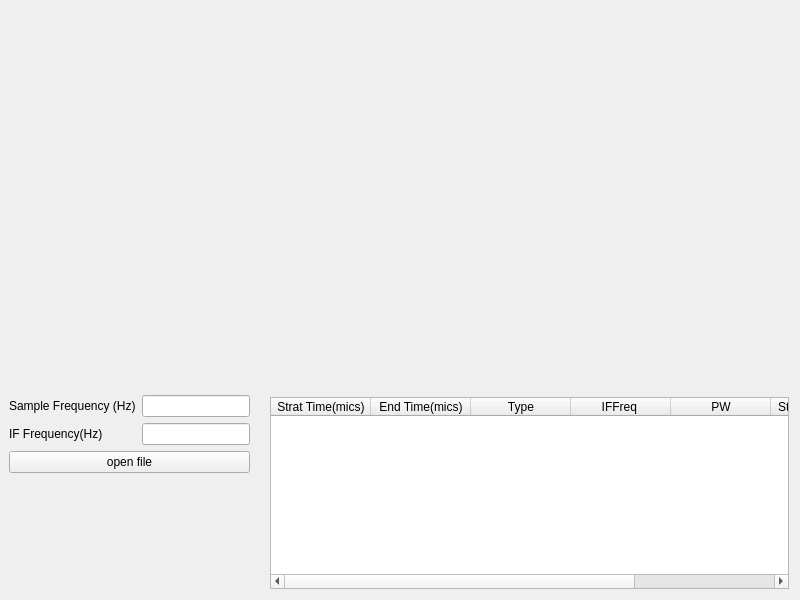
Old version of the form visualization/GUI/signal/signalui.ui in the repository sepehrgh98/PyCoolEdit.
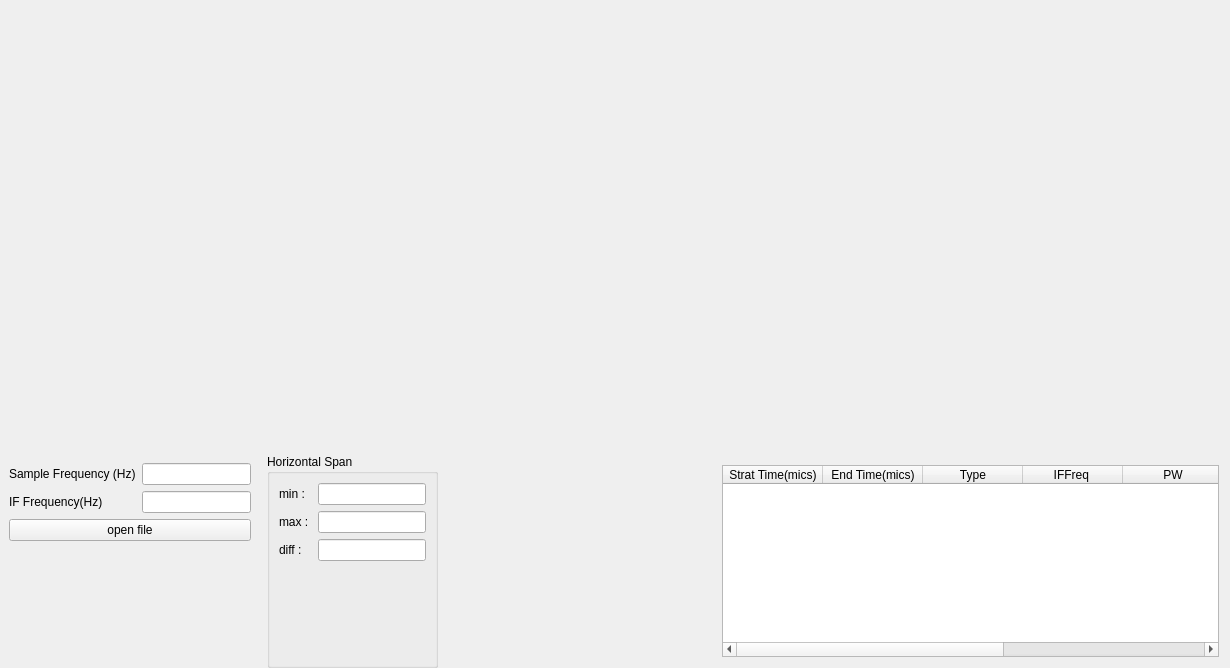
New version of the form.

Diff of the .ui file:
```diff
--- a/visualization/GUI/signal/signalui.ui
+++ b/visualization/GUI/signal/signalui.ui
@@ -6,8 +6,8 @@
    <rect>
     <x>0</x>
     <y>0</y>
-    <width>800</width>
-    <height>600</height>
+    <width>1230</width>
+    <height>668</height>
    </rect>
   </property>
   <property name="windowTitle">
@@ -37,9 +37,9 @@
     </item>
     <item>
      <widget class="QWidget" name="controlWidget" native="true">
-      <layout class="QHBoxLayout" name="horizontalLayout" stretch="0,1">
+      <layout class="QHBoxLayout" name="horizontalLayout" stretch="1,0,1,2">
        <property name="spacing">
-        <number>0</number>
+        <number>7</number>
        </property>
        <property name="leftMargin">
         <number>0</number>
@@ -86,6 +86,70 @@
          </layout>
         </widget>
        </item>
+       <item>
+        <widget class="QGroupBox" name="groupBox">
+         <property name="title">
+          <string>Horizontal Span</string>
+         </property>
+         <layout class="QFormLayout" name="formLayout_2">
+          <item row="0" column="0">
+           <widget class="QLabel" name="label_3">
+            <property name="text">
+             <string>min : </string>
+            </property>
+           </widget>
+          </item>
+          <item row="0" column="1">
+           <widget class="QLineEdit" name="HSMinLineEdit">
+            <property name="readOnly">
+             <bool>true</bool>
+            </property>
+           </widget>
+          </item>
+          <item row="1" column="0">
+           <widget class="QLabel" name="label_4">
+            <property name="text">
+             <string>max : </string>
+            </property>
+           </widget>
+          </item>
+          <item row="2" column="0">
+           <widget class="QLabel" name="label_5">
+            <property name="text">
+             <string>diff : </string>
+            </property>
+           </widget>
+          </item>
+          <item row="1" column="1">
+           <widget class="QLineEdit" name="HSMaxLineEdit"/>
+          </item>
+          <item row="2" column="1">
+           <widget class="QLineEdit" name="HSDiffLineEdit"/>
+          </item>
+         </layout>
+        </widget>
+       </item>
+       <item>
+        <widget class="QWidget" name="verticalSpanResultWidget" native="true">
+         <layout class="QVBoxLayout" name="verticalSpanResultLayout">
+          <property name="spacing">
+           <number>0</number>
+          </property>
+          <property name="leftMargin">
+           <number>0</number>
+          </property>
+          <property name="topMargin">
+           <number>0</number>
+          </property>
+          <property name="rightMargin">
+           <number>0</number>
+          </property>
+          <property name="bottomMargin">
+           <number>0</number>
+          </property>
+         </layout>
+        </widget>
+       </item>
        <item>
         <widget class="QWidget" name="tableContainerWidget" native="true">
          <layout class="QHBoxLayout" name="horizontalLayout_2">
```
